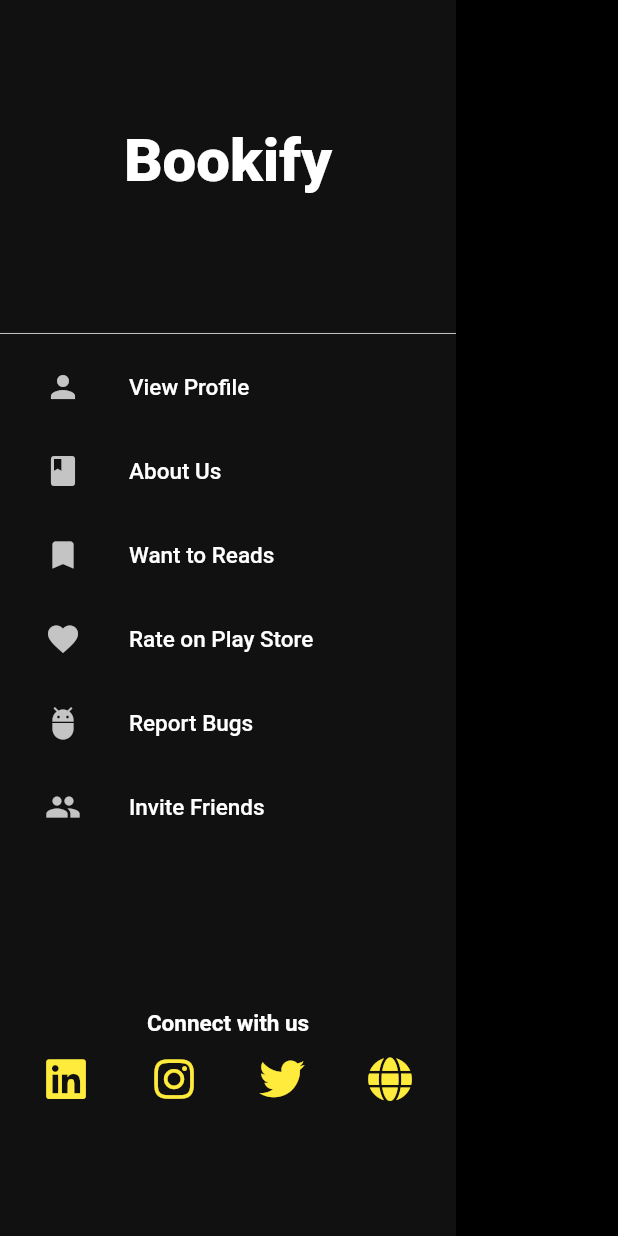
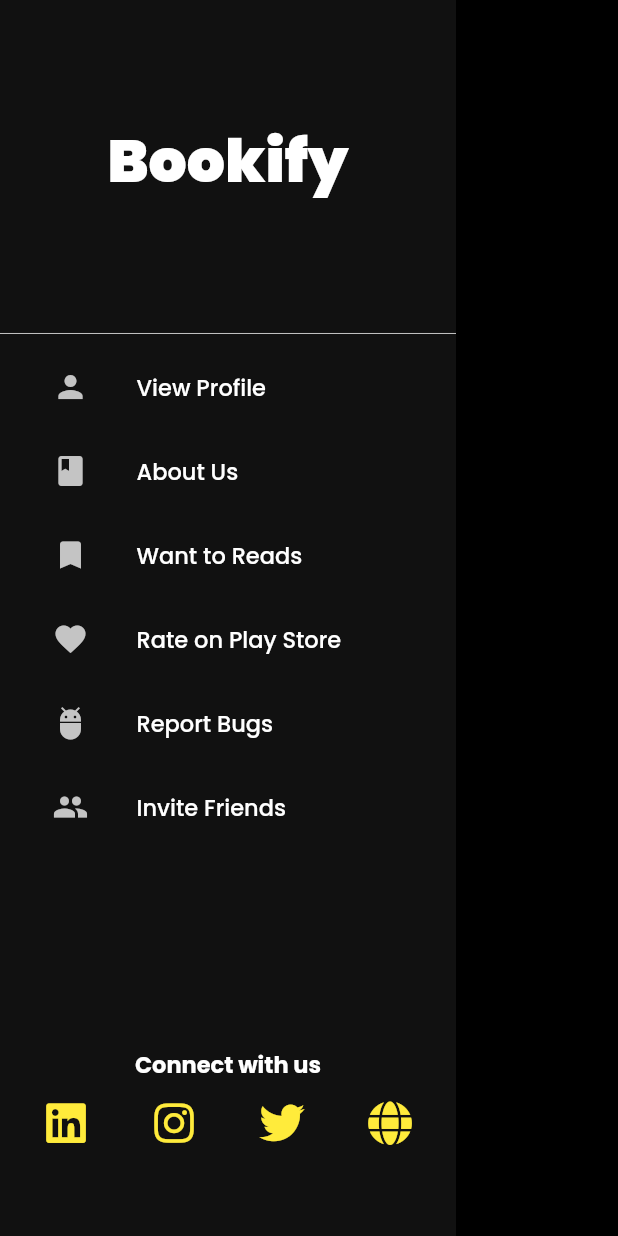
Before and after one commit to Vinay07k/Bookifyy, a Flutter app: the MainDrawer widget shown alone on an empty page, opened directly, on a phone screen of 412 x 824 dp. Run offline on Flutter 3.47's test engine with Material 2 defaults, Android fonts, the phone set to English and light mode, and no system bars; our stand-ins replace animated_splash_screen, font_awesome_flutter, google_fonts.

Commit message:
initial commit

```diff
--- a/lib/Screens/HomeScreen.dart
+++ b/lib/Screens/HomeScreen.dart
@@ -55,7 +55,7 @@ class _HomeScreenState extends State<HomeScreen> {
                             color: Colors.white,
                           ),
                           label: const Text(
-                            'Add Firends',
+                            'Add Friends',
                             style: const TextStyle(
                               color: Colors.white,
                               letterSpacing: 1,
--- a/lib/Widgets/Scaffold/drawer.dart
+++ b/lib/Widgets/Scaffold/drawer.dart
@@ -35,7 +35,7 @@ class MainDrawer extends StatelessWidget {
             _listItems(Icons.favorite, 'Rate on Play Store', context),
             _listItems(Icons.adb, 'Report Bugs', context),
             _listItems(Icons.group, 'Invite Friends', context),
-            SizedBox(height: getRelativeHeight(0.13)),
+            SizedBox(height: getRelativeHeight(0.16)),
             const Text(
               "Connect with us",
               style: const TextStyle(
@@ -80,7 +80,7 @@ Widget _listItems(
   BuildContext context,
 ) =>
     ListTile(
-      contentPadding: const EdgeInsets.only(left: 30),
+      contentPadding: const EdgeInsets.only(left: 35),
       leading: Icon(
         icon,
         color: Color(0xFFC4C4C4),
--- a/pubspec.yaml
+++ b/pubspec.yaml
@@ -31,6 +31,7 @@ dependencies:
   cupertino_icons: ^1.0.2
   animated_splash_screen: ^1.1.0
   font_awesome_flutter: ^9.0.0
+  google_fonts: ^2.1.0
 
 dev_dependencies:
   flutter_test:
```
Also changed, not shown: lib/Widgets/Scaffold/appbar.dart (+8 -6 lines), lib/main.dart (+7 -0 lines), pubspec.lock.
